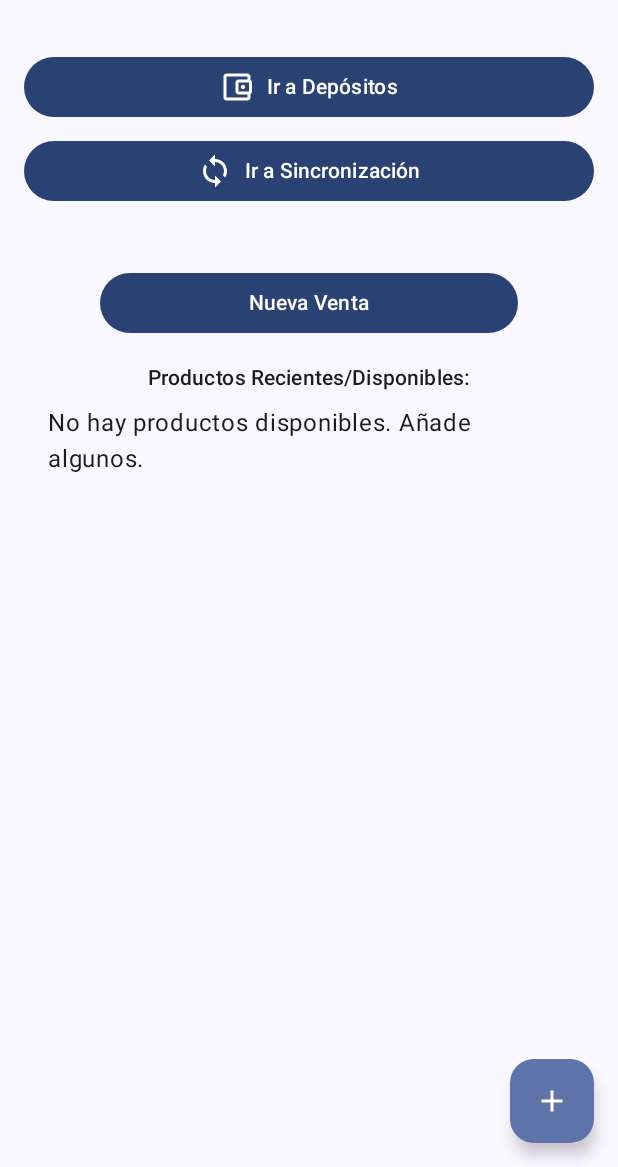
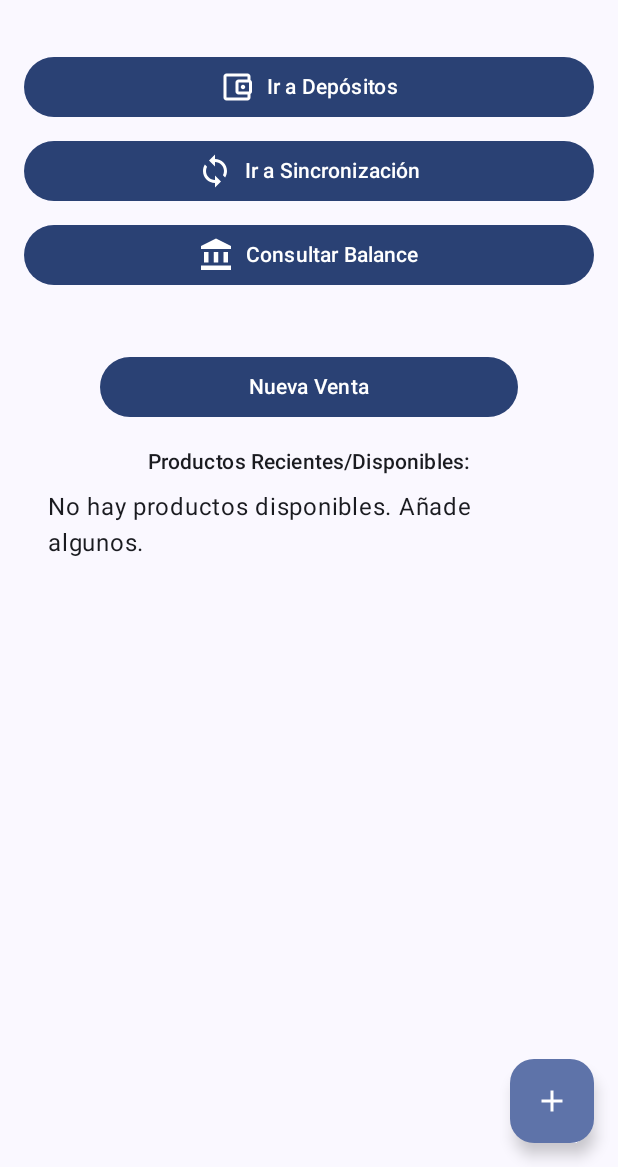
Before and after one commit to elkrdiaco/Kotlin_Mini_POS, an Android app built with Jetpack Compose: the screen it shows after launch (MainActivity), on a phone screen of 412 x 824 dp, the part 69-1236 px from its top. Run offline under Robolectric (Android 15) with nearby library versions, the phone set to English and light mode, and no system bars; our stand-ins replace Dagger/Hilt's generated code, Room's generated code.

Commit message:
balance simulado

```diff
--- a/app/src/main/java/com/argm/minipos/MainActivity.kt
+++ b/app/src/main/java/com/argm/minipos/MainActivity.kt
@@ -10,6 +10,7 @@ import androidx.compose.ui.Modifier
 import androidx.navigation.compose.NavHost
 import androidx.navigation.compose.composable
 import androidx.navigation.compose.rememberNavController
+import com.argm.minipos.ui.balance.BalanceScreen
 import com.argm.minipos.ui.deposit.DepositScreen
 import com.argm.minipos.ui.navigation.AppScreens
 import com.argm.minipos.ui.screens.HomeScreen
@@ -56,5 +57,8 @@ fun MiniPosApp() {
         composable(AppScreens.SYNC_SCREEN) {
             SyncScreen()
         }
+        composable(AppScreens.BALANCE_SCREEN) { // <<<--- AÑADE ESTE BLOQUE
+            BalanceScreen( /* navController = navController */ ) // BalanceScreen podría o no necesitar navController
+        }
     }
 }
--- a/app/src/main/java/com/argm/minipos/ui/balance/BalanceScreen.kt
+++ b/app/src/main/java/com/argm/minipos/ui/balance/BalanceScreen.kt
@@ -18,10 +18,11 @@ import androidx.compose.ui.Alignment
 import androidx.compose.ui.Modifier
 import androidx.compose.ui.tooling.preview.Preview
 import androidx.compose.ui.unit.dp
+import androidx.hilt.navigation.compose.hiltViewModel
 import androidx.lifecycle.viewmodel.compose.viewModel
 
 @Composable
-fun BalanceScreen(balanceViewModel: BalanceViewModel = viewModel()) {
+fun BalanceScreen(balanceViewModel: BalanceViewModel = hiltViewModel()) {
     val uiState by balanceViewModel.uiState.collectAsState()
 
     Column(
--- a/app/src/main/java/com/argm/minipos/ui/navigation/AppScreens.kt
+++ b/app/src/main/java/com/argm/minipos/ui/navigation/AppScreens.kt
@@ -4,7 +4,8 @@ object AppScreens {
     const val HOME_SCREEN = "home"
     const val SALES_SCREEN = "sales"
     const val SALES_HISTORY_SCREEN = "sales_history"
-    const val DEPOSIT_SCREEN = "deposit_screen" // Nueva ruta
-    const val SYNC_SCREEN = "sync_screen"       // Nueva ruta
+    const val DEPOSIT_SCREEN = "deposit_screen"
+    const val SYNC_SCREEN = "sync_screen"
+    const val BALANCE_SCREEN = "balance_screen"
 
 }
--- a/app/src/main/java/com/argm/minipos/ui/screens/HomeScreen.kt
+++ b/app/src/main/java/com/argm/minipos/ui/screens/HomeScreen.kt
@@ -8,6 +8,7 @@ import androidx.compose.foundation.layout.fillMaxWidth // Para que los botones o
 import androidx.compose.foundation.layout.height
 import androidx.compose.foundation.layout.padding
 import androidx.compose.material.icons.Icons
+import androidx.compose.material.icons.filled.AccountBalance
 import androidx.compose.material.icons.filled.Add
 import androidx.compose.material.icons.filled.Sync // Icono para Sincronización (opcional)
 import androidx.compose.material.icons.outlined.AccountBalanceWallet // Icono para Depósito (opcional)
@@ -99,7 +100,14 @@ fun HomeScreen(
                 Icon(Icons.Filled.Sync, contentDescription = "Sincronización", modifier = Modifier.padding(end = 8.dp))
                 Text("Ir a Sincronización")
             }
-
+            Spacer(modifier = Modifier.height(8.dp)) // Espacio antes del nuevo botón
+            Button( // <<<--- NUEVO BOTÓN PARA BALANCE
+                onClick = { navController.navigate(AppScreens.BALANCE_SCREEN) },
+                modifier = Modifier.fillMaxWidth()
+            ) {
+                Icon(Icons.Filled.AccountBalance, contentDescription = "Balance", modifier = Modifier.padding(end = 8.dp))
+                Text("Consultar Balance")
+            }
             Spacer(modifier = Modifier.height(16.dp)) // Espacio antes del contenido principal
 
             // Tu contenido principal existente
```
